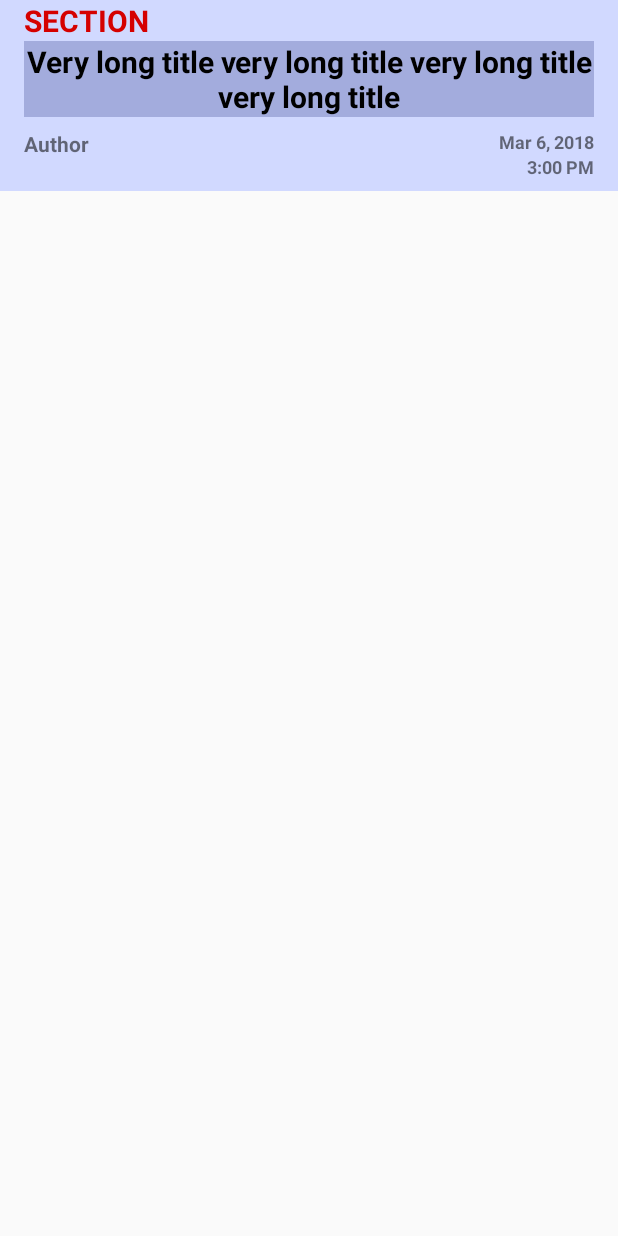
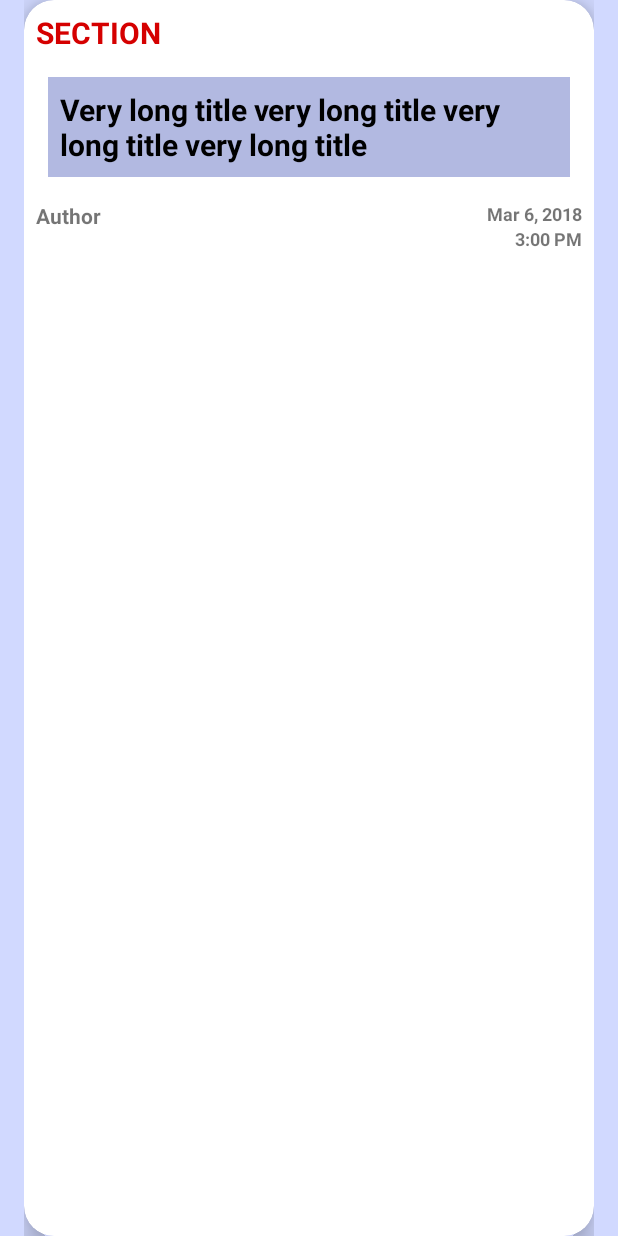
Before and after one commit to talikanevski/NewsApp1, an Android app: the layout list_item.xml on its own in the app's theme, with its tools: preview values and no code run, on a phone screen of 412 x 824 dp. Run offline under Robolectric (Android 15) with nearby library versions, the phone set to English and light mode, and no system bars.

```diff
--- a/app/build.gradle
+++ b/app/build.gradle
@@ -25,4 +25,6 @@ dependencies {
     testImplementation 'junit:junit:4.12'
     androidTestImplementation 'com.android.support.test:runner:1.0.2'
     androidTestImplementation 'com.android.support.test.espresso:espresso-core:3.0.2'
+    implementation 'com.android.support:cardview-v7:27.1.1'
+
 }
--- a/app/src/main/java/com/example/com/newsapp1/MainActivity.java
+++ b/app/src/main/java/com/example/com/newsapp1/MainActivity.java
@@ -23,7 +23,7 @@ public class MainActivity extends AppCompatActivity implements LoaderManager.Loa
 
     public static final String LOG_TAG = MainActivity.class.getName();
 
-    private static final String THE_GUARDIAN_REQUEST_URL = "https://content.guardianapis.com/search?page-size=50&from-date=2018-01-01&api-key=4b884723-7021-4e84-a575-9fda381de06f&show-tags=contributor";
+    private static final String THE_GUARDIAN_REQUEST_URL = "https://content.guardianapis.com/search?q=news&api-key=4b884723-7021-4e84-a575-9fda381de06f&show-tags=contributor&show-fields=thumbnail&show-refinements=all&order-by=relevance";
 
     /**
      * Constant value for the earthquake loader ID. We can choose any integer.
--- a/app/src/main/res/layout/list_item.xml
+++ b/app/src/main/res/layout/list_item.xml
@@ -1,6 +1,7 @@
 <?xml version="1.0" encoding="utf-8"?>
-<LinearLayout xmlns:android="http://schemas.android.com/apk/res/android"
+<RelativeLayout xmlns:android="http://schemas.android.com/apk/res/android"
     xmlns:app="http://schemas.android.com/apk/res-auto"
+    xmlns:card_view="http://schemas.android.com/apk/res-auto"
     xmlns:tools="http://schemas.android.com/tools"
     android:layout_width="match_parent"
     android:layout_height="wrap_content"
@@ -12,24 +13,32 @@
     android:paddingStart="16dp"
     tools:context=".MainActivity">
 
-    <!--<android.support.v7.widget.CardView-->
-    <!--android:layout_width="match_parent"-->
-    <!--android:layout_height="wrap_content"-->
-    <!--android:layout_margin="8dp">-->
+
+    <android.support.v7.widget.CardView xmlns:card_view="http://schemas.android.com/apk/res-auto"
+        android:id="@+id/card_view"
+        android:layout_width="wrap_content"
+        android:layout_height="wrap_content"
+        android:layout_gravity="center"
+        card_view:cardCornerRadius="20dp"
+        card_view:cardElevation="10dp"
+        card_view:cardMaxElevation="10dp">
+
 
         <RelativeLayout
-
+            android:id="@+id/rl1"
             android:layout_width="match_parent"
             android:layout_height="wrap_content"
+            android:layout_alignParentTop="true"
             android:gravity="center"
+            android:layout_margin="8dp"
             android:orientation="vertical">
-
 
             <TextView
                 android:id="@+id/section"
                 android:layout_width="wrap_content"
                 android:layout_height="wrap_content"
                 android:gravity="left"
+                android:layout_marginBottom="8dp"
                 android:text="Section"
                 android:textAllCaps="true"
                 android:textColor="#d50000"
@@ -39,7 +48,19 @@
             <FrameLayout
                 android:layout_width="match_parent"
                 android:layout_height="wrap_content"
-            android:layout_below="@+id/section">
+                android:layout_below="@+id/section"
+                android:id="@+id/f">
+
+                <!-- Thumbnail -->
+                <android.support.v7.widget.AppCompatImageView
+                    android:id="@+id/article_thumbnail"
+                    android:layout_below="@+id/section"
+                    android:layout_width="match_parent"
+                    android:layout_height="wrap_content"
+                    android:layout_gravity="center_vertical"
+                    android:layout_margin="8dp"
+                    android:adjustViewBounds="true"
+                    android:scaleType="centerCrop" />
 
                 <TextView
                     android:id="@+id/title"
@@ -47,18 +68,19 @@
                     android:layout_height="wrap_content"
                     android:layout_gravity="bottom"
                     android:background="@color/colorPrimaryTransparent"
-                android:gravity="center"
                     android:text="Very long title very long title very long title very long title"
                     android:textColor="@android:color/black"
+                    android:layout_margin="8dp"
+                    android:padding="8dp"
                     android:textSize="20sp"
                     android:textStyle="bold" />
             </FrameLayout>
 
-    </RelativeLayout>
-
             <RelativeLayout
                 android:layout_width="match_parent"
                 android:layout_height="wrap_content"
+                android:layout_alignParentBottom="true"
+                android:layout_below="@+id/f"
                 android:orientation="horizontal"
                 android:paddingBottom="8dp"
                 android:paddingTop="8dp">
@@ -68,17 +90,17 @@
                     android:layout_width="wrap_content"
                     android:layout_height="wrap_content"
                     android:layout_alignParentLeft="true"
-            android:gravity="center"
-            android:textStyle="bold"
-            android:text="Author" />
+                    android:gravity="bottom"
+                    android:text="Author"
+                    android:textStyle="bold" />
 
                 <LinearLayout
                     android:layout_width="wrap_content"
                     android:layout_height="wrap_content"
                     android:layout_alignParentRight="true"
-            android:layout_gravity="center_vertical"
                     android:layout_marginLeft="16dp"
                     android:layout_marginStart="16dp"
+                    android:gravity="bottom"
                     android:orientation="vertical">
 
                     <TextView
@@ -88,7 +110,7 @@
                         android:layout_gravity="end"
                         android:text="Mar 6, 2018"
                         android:textSize="12sp"
-                android:textStyle="bold"/>
+                        android:textStyle="bold" />
 
                     <TextView
                         android:id="@+id/time"
@@ -97,14 +119,15 @@
                         android:layout_gravity="end"
                         android:text="3:00 PM"
                         android:textSize="12sp"
-                android:textStyle="bold"/>
+                        android:textStyle="bold" />
 
                 </LinearLayout>
 
 
             </RelativeLayout>
 
+        </RelativeLayout>
 
-    <!--</android.support.v7.widget.CardView>-->
+    </android.support.v7.widget.CardView>
 
-</LinearLayout>
+</RelativeLayout>
--- a/app/src/main/res/values/colors.xml
+++ b/app/src/main/res/values/colors.xml
@@ -1,7 +1,9 @@
 <?xml version="1.0" encoding="utf-8"?>
 <resources>
     <color name="colorPrimary">#9fa8da</color>
-    <color name="colorPrimaryTransparent">#E69fa8da</color>
+    /** https://stackoverflow.com/questions/11285961/how-to-make-a-background-20-transparent-on-android**/
+    <color name="colorPrimaryTransparent">#CC9fa8da</color>
+
     <color name="colorPrimaryDark">#6f79a8</color>
     <color name="colorAccent">#ff5252</color>
     <color name="colorPrimaryBackground">#d1d9ff</color>
```
Also changed, not shown: app/src/main/java/com/example/com/newsapp1/News.java (+13 -1 lines), app/src/main/java/com/example/com/newsapp1/NewsAdapter.java (+6 -1 lines), app/src/main/java/com/example/com/newsapp1/QueryUtils.java (+26 -1 lines), app/src/main/res/layout/activity_main.xml (+6 -2 lines). Lines whose indentation alone changed are shown as unchanged.
